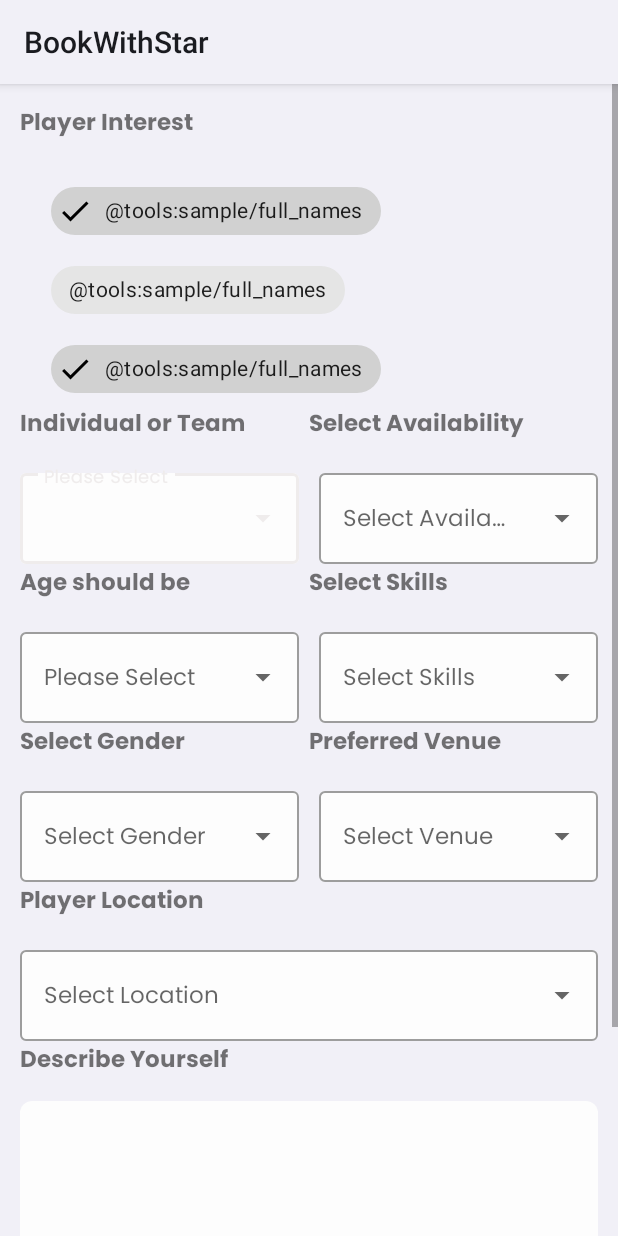
After one commit to IbrahimTG99/BookWithStar, an Android app: the layout form_find_teammates_player_info.xml on its own in the app's theme, with its tools: preview values and no code run, on a phone screen of 412 x 824 dp. The commit adds this screen. Run offline under Robolectric (Android 15) with nearby library versions, the phone set to English and light mode, and no system bars.

Commit message:
Added find teammate fragment Ui ad form for player finder page

```diff
--- a/app/src/main/res/layout/actions_card.xml
+++ /dev/null
@@ -1,6 +0,0 @@
-<?xml version="1.0" encoding="utf-8"?>
-<androidx.constraintlayout.widget.ConstraintLayout xmlns:android="http://schemas.android.com/apk/res/android"
-    android:layout_width="match_parent"
-    android:layout_height="match_parent">
-
-</androidx.constraintlayout.widget.ConstraintLayout>
--- a/app/src/main/res/layout/classes_card_item.xml
+++ /dev/null
@@ -1,6 +0,0 @@
-<?xml version="1.0" encoding="utf-8"?>
-<androidx.constraintlayout.widget.ConstraintLayout xmlns:android="http://schemas.android.com/apk/res/android"
-    android:layout_width="match_parent"
-    android:layout_height="match_parent">
-
-</androidx.constraintlayout.widget.ConstraintLayout>
--- /dev/null
+++ b/app/src/main/res/layout/form_find_teammates_player_info.xml
@@ -0,0 +1,354 @@
+<?xml version="1.0" encoding="utf-8"?>
+<ScrollView xmlns:android="http://schemas.android.com/apk/res/android"
+    xmlns:app="http://schemas.android.com/apk/res-auto"
+    android:layout_width="match_parent"
+    android:layout_height="match_parent"
+    android:theme="@style/Theme.BookWithStar">
+
+    <androidx.constraintlayout.widget.ConstraintLayout
+        android:layout_width="match_parent"
+        android:layout_height="wrap_content"
+        android:paddingHorizontal="@dimen/_10sdp"
+        android:paddingVertical="@dimen/_10sdp">
+
+        <com.google.android.material.textview.MaterialTextView
+            android:id="@+id/tv_player_interests"
+            android:layout_width="0dp"
+            android:layout_height="wrap_content"
+            android:fontFamily="@font/poppin_bold"
+            android:text="@string/player_interest"
+            android:textSize="@dimen/_12ssp"
+            app:layout_constraintEnd_toEndOf="parent"
+            app:layout_constraintStart_toStartOf="parent"
+            app:layout_constraintTop_toTopOf="parent" />
+
+        <com.google.android.material.chip.ChipGroup
+            android:id="@+id/chipGroup"
+            android:layout_width="0dp"
+            android:layout_height="wrap_content"
+            android:layout_marginHorizontal="@dimen/_16sdp"
+            android:layout_marginVertical="@dimen/_16sdp"
+            app:chipSpacing="@dimen/_4sdp"
+            app:layout_constraintBottom_toTopOf="@+id/tv_individual_or_team"
+            app:layout_constraintEnd_toEndOf="parent"
+            app:layout_constraintStart_toStartOf="parent"
+            app:layout_constraintTop_toBottomOf="@id/tv_player_interests">
+
+            <com.google.android.material.chip.Chip
+                android:id="@+id/chip_1"
+                style="@style/Widget.MaterialComponents.Chip.Filter"
+                android:layout_width="wrap_content"
+                android:layout_height="wrap_content"
+                android:checked="true"
+                android:text="@tools:sample/full_names" />
+
+            <com.google.android.material.chip.Chip
+                android:id="@+id/chip_2"
+                style="@style/Widget.MaterialComponents.Chip.Filter"
+                android:layout_width="wrap_content"
+                android:layout_height="wrap_content"
+                android:text="@tools:sample/full_names" />
+
+            <com.google.android.material.chip.Chip
+                android:id="@+id/chip_3"
+                style="@style/Widget.MaterialComponents.Chip.Filter"
+                android:layout_width="wrap_content"
+                android:layout_height="wrap_content"
+                android:checked="true"
+                android:text="@tools:sample/full_names" />
+
+        </com.google.android.material.chip.ChipGroup>
+
+        <com.google.android.material.textview.MaterialTextView
+            android:id="@+id/tv_individual_or_team"
+            android:layout_width="0dp"
+            android:layout_height="wrap_content"
+            android:fontFamily="@font/poppin_bold"
+            android:text="@string/individual_or_team"
+            android:textSize="@dimen/_12ssp"
+            app:layout_constraintEnd_toStartOf="@id/tv_availability"
+            app:layout_constraintStart_toStartOf="parent"
+            app:layout_constraintTop_toBottomOf="@id/chipGroup" />
+
+        <com.google.android.material.textview.MaterialTextView
+            android:id="@+id/tv_availability"
+            android:layout_width="0dp"
+            android:layout_height="wrap_content"
+            android:fontFamily="@font/poppin_bold"
+            android:text="@string/select_availability"
+            android:textSize="@dimen/_12ssp"
+            app:layout_constraintEnd_toEndOf="parent"
+            app:layout_constraintStart_toEndOf="@id/tv_individual_or_team"
+            app:layout_constraintTop_toBottomOf="@id/chipGroup" />
+
+        <com.google.android.material.textfield.TextInputLayout
+            android:id="@+id/tilIndividual"
+            style="@style/Widget.MaterialComponents.TextInputLayout.OutlinedBox.ExposedDropdownMenu"
+            android:layout_width="0dp"
+            android:layout_height="wrap_content"
+            android:layout_marginTop="@dimen/_10sdp"
+            app:boxBackgroundColor="@color/off_white_light"
+            app:layout_constraintEnd_toStartOf="@id/tilAvailability"
+            app:layout_constraintStart_toStartOf="parent"
+            app:layout_constraintTop_toBottomOf="@id/tv_individual_or_team">
+
+            <com.google.android.material.textfield.MaterialAutoCompleteTextView
+                android:id="@+id/tieIndividualOrTeam"
+                style="@style/textInputEditText"
+                android:layout_width="match_parent"
+                android:layout_height="wrap_content"
+                android:fontFamily="@font/poppin_reg"
+                android:hint="@string/please_select"
+                android:inputType="none"
+                android:textSize="@dimen/_12ssp" />
+
+        </com.google.android.material.textfield.TextInputLayout>
+
+        <com.google.android.material.textfield.TextInputLayout
+            android:id="@+id/tilAvailability"
+            style="@style/Widget.MaterialComponents.TextInputLayout.OutlinedBox.ExposedDropdownMenu"
+            android:layout_width="0dp"
+            android:layout_height="wrap_content"
+            android:layout_marginStart="@dimen/_10sdp"
+            android:layout_marginTop="@dimen/_10sdp"
+            app:boxBackgroundColor="@color/off_white_light"
+            app:layout_constraintEnd_toEndOf="parent"
+            app:layout_constraintStart_toEndOf="@id/tilIndividual"
+            app:layout_constraintTop_toBottomOf="@id/tv_individual_or_team">
+
+            <com.google.android.material.textfield.MaterialAutoCompleteTextView
+                android:id="@+id/tieAvailability"
+                style="@style/textInputEditText"
+                android:layout_width="match_parent"
+                android:layout_height="wrap_content"
+                android:fontFamily="@font/poppin_reg"
+                android:hint="@string/select_availability"
+                android:inputType="none"
+                android:textSize="@dimen/_12ssp" />
+
+        </com.google.android.material.textfield.TextInputLayout>
+
+        <com.google.android.material.textview.MaterialTextView
+            android:id="@+id/tvAge"
+            android:layout_width="0dp"
+            android:layout_height="wrap_content"
+            android:fontFamily="@font/poppin_bold"
+            android:text="@string/age_should_be"
+            android:textSize="@dimen/_12ssp"
+            app:layout_constraintEnd_toStartOf="@id/tvSkills"
+            app:layout_constraintStart_toStartOf="parent"
+            app:layout_constraintTop_toBottomOf="@id/tilIndividual" />
+
+        <com.google.android.material.textview.MaterialTextView
+            android:id="@+id/tvSkills"
+            android:layout_width="0dp"
+            android:layout_height="wrap_content"
+            android:fontFamily="@font/poppin_bold"
+            android:text="@string/select_skills"
+            android:textSize="@dimen/_12ssp"
+            app:layout_constraintEnd_toEndOf="parent"
+            app:layout_constraintStart_toEndOf="@id/tvAge"
+            app:layout_constraintTop_toBottomOf="@id/tilAvailability" />
+
+        <com.google.android.material.textfield.TextInputLayout
+            android:id="@+id/tilAge"
+            style="@style/Widget.MaterialComponents.TextInputLayout.OutlinedBox.ExposedDropdownMenu"
+            android:layout_width="0dp"
+            android:layout_height="wrap_content"
+            android:layout_marginTop="@dimen/_10sdp"
+            app:boxBackgroundColor="@color/off_white_light"
+            app:layout_constraintEnd_toStartOf="@id/tilSkills"
+            app:layout_constraintStart_toStartOf="parent"
+            app:layout_constraintTop_toBottomOf="@id/tvAge">
+
+            <com.google.android.material.textfield.MaterialAutoCompleteTextView
+                android:id="@+id/tieAge"
+                style="@style/textInputEditText"
+                android:layout_width="match_parent"
+                android:layout_height="wrap_content"
+                android:fontFamily="@font/poppin_reg"
+                android:hint="@string/please_select"
+                android:inputType="none"
+                android:textSize="@dimen/_12ssp" />
+
+        </com.google.android.material.textfield.TextInputLayout>
+
+        <com.google.android.material.textfield.TextInputLayout
+            android:id="@+id/tilSkills"
+            style="@style/Widget.MaterialComponents.TextInputLayout.OutlinedBox.ExposedDropdownMenu"
+            android:layout_width="0dp"
+            android:layout_height="wrap_content"
+            android:layout_marginStart="@dimen/_10sdp"
+            android:layout_marginTop="@dimen/_10sdp"
+            app:boxBackgroundColor="@color/off_white_light"
+            app:layout_constraintEnd_toEndOf="parent"
+            app:layout_constraintStart_toEndOf="@id/tilAge"
+            app:layout_constraintTop_toBottomOf="@id/tvSkills">
+
+            <com.google.android.material.textfield.MaterialAutoCompleteTextView
+                android:id="@+id/tieSkills"
+                style="@style/textInputEditText"
+                android:layout_width="match_parent"
+                android:layout_height="wrap_content"
+                android:fontFamily="@font/poppin_reg"
+                android:hint="@string/select_skills"
+                android:inputType="none"
+                android:textSize="@dimen/_12ssp" />
+
+        </com.google.android.material.textfield.TextInputLayout>
+
+        <com.google.android.material.textview.MaterialTextView
+            android:id="@+id/tvGender"
+            android:layout_width="0dp"
+            android:layout_height="wrap_content"
+            android:fontFamily="@font/poppin_bold"
+            android:text="@string/select_gender"
+            android:textSize="@dimen/_12ssp"
+            app:layout_constraintEnd_toStartOf="@id/tvVenue"
+            app:layout_constraintStart_toStartOf="parent"
+            app:layout_constraintTop_toBottomOf="@id/tilAge" />
+
+        <com.google.android.material.textview.MaterialTextView
+            android:id="@+id/tvVenue"
+            android:layout_width="0dp"
+            android:layout_height="wrap_content"
+            android:fontFamily="@font/poppin_bold"
+            android:text="@string/preferred_venue"
+            android:textSize="@dimen/_12ssp"
+            app:layout_constraintEnd_toEndOf="parent"
+            app:layout_constraintStart_toEndOf="@id/tvGender"
+            app:layout_constraintTop_toBottomOf="@id/tilSkills" />
+
+        <com.google.android.material.textfield.TextInputLayout
+            android:id="@+id/tilGender"
+            style="@style/Widget.MaterialComponents.TextInputLayout.OutlinedBox.ExposedDropdownMenu"
+            android:layout_width="0dp"
+            android:layout_height="wrap_content"
+            android:layout_marginTop="@dimen/_10sdp"
+            app:boxBackgroundColor="@color/off_white_light"
+            app:layout_constraintEnd_toStartOf="@id/tilVenue"
+            app:layout_constraintStart_toStartOf="parent"
+            app:layout_constraintTop_toBottomOf="@id/tvGender">
+
+            <com.google.android.material.textfield.MaterialAutoCompleteTextView
+                android:id="@+id/tieGender"
+                style="@style/textInputEditText"
+                android:layout_width="match_parent"
+                android:layout_height="wrap_content"
+                android:fontFamily="@font/poppin_reg"
+                android:hint="@string/select_gender"
+                android:inputType="none"
+                android:textSize="@dimen/_12ssp" />
+
+        </com.google.android.material.textfield.TextInputLayout>
+
+        <com.google.android.material.textfield.TextInputLayout
+            android:id="@+id/tilVenue"
+            style="@style/Widget.MaterialComponents.TextInputLayout.OutlinedBox.ExposedDropdownMenu"
+            android:layout_width="0dp"
+            android:layout_height="wrap_content"
+            android:layout_marginStart="@dimen/_10sdp"
+            android:layout_marginTop="@dimen/_10sdp"
+            app:boxBackgroundColor="@color/off_white_light"
+            app:layout_constraintEnd_toEndOf="parent"
+            app:layout_constraintStart_toEndOf="@id/tilGender"
+            app:layout_constraintTop_toBottomOf="@id/tvVenue">
+
+            <com.google.android.material.textfield.MaterialAutoCompleteTextView
+                android:id="@+id/tieVenue"
+                style="@style/textInputEditText"
+                android:layout_width="match_parent"
+                android:layout_height="wrap_content"
+                android:fontFamily="@font/poppin_reg"
+                android:hint="@string/select_venue"
+                android:inputType="none"
+                android:textSize="@dimen/_12ssp" />
+
+        </com.google.android.material.textfield.TextInputLayout>
+
+        <com.google.android.material.textview.MaterialTextView
+            android:id="@+id/tvLocation"
+            android:layout_width="0dp"
+            android:layout_height="wrap_content"
+            android:fontFamily="@font/poppin_bold"
+            android:text="@string/player_location"
+            android:textSize="@dimen/_12ssp"
+            app:layout_constraintEnd_toEndOf="parent"
+            app:layout_constraintStart_toStartOf="parent"
+            app:layout_constraintTop_toBottomOf="@id/tilGender" />
+
+        <com.google.android.material.textfield.TextInputLayout
+            android:id="@+id/tilLocation"
+            style="@style/Widget.MaterialComponents.TextInputLayout.OutlinedBox.ExposedDropdownMenu"
+            android:layout_width="0dp"
+            android:layout_height="wrap_content"
+            android:layout_marginTop="@dimen/_10sdp"
+            app:boxBackgroundColor="@color/off_white_light"
+            app:layout_constraintEnd_toEndOf="parent"
+            app:layout_constraintStart_toStartOf="parent"
+            app:layout_constraintTop_toBottomOf="@id/tvLocation">
+
+            <com.google.android.material.textfield.MaterialAutoCompleteTextView
+                android:id="@+id/tieLocation"
+                style="@style/textInputEditText"
+                android:layout_width="match_parent"
+                android:layout_height="wrap_content"
+                android:fontFamily="@font/poppin_reg"
+                android:hint="@string/select_location"
+                android:inputType="none"
+                android:textSize="@dimen/_12ssp" />
+
+        </com.google.android.material.textfield.TextInputLayout>
+
+        <com.google.android.material.textview.MaterialTextView
+            android:id="@+id/tvDescribe"
+            android:layout_width="0dp"
+            android:layout_height="wrap_content"
+            android:fontFamily="@font/poppin_bold"
+            android:text="@string/describe_yourself"
+            android:textSize="@dimen/_12ssp"
+            app:layout_constraintEnd_toEndOf="parent"
+            app:layout_constraintStart_toStartOf="parent"
+            app:layout_constraintTop_toBottomOf="@id/tilLocation" />
+
+        <com.google.android.material.textfield.TextInputLayout
+            android:id="@+id/tilDescribe"
+            style="@style/textInputLayout"
+            android:layout_width="0dp"
+            android:layout_height="@dimen/_140sdp"
+            android:layout_marginTop="@dimen/_10sdp"
+            app:layout_constraintEnd_toEndOf="parent"
+            app:layout_constraintStart_toStartOf="parent"
+            app:layout_constraintTop_toBottomOf="@id/tvDescribe">
+
+            <com.google.android.material.textfield.TextInputEditText
+                android:id="@+id/tieDescribe"
+                style="@style/textInputEditText"
+                android:layout_width="match_parent"
+                android:layout_height="match_parent"
+                android:fontFamily="@font/poppin_reg"
+                android:inputType="text"
+                android:textSize="@dimen/_12ssp" />
+
+        </com.google.android.material.textfield.TextInputLayout>
+
+        <com.google.android.material.button.MaterialButton
+            android:id="@+id/updateBtn"
+            android:layout_width="match_parent"
+            android:layout_height="wrap_content"
+            android:layout_marginVertical="@dimen/_10sdp"
+            android:background="@drawable/gradient"
+            android:elevation="@dimen/_5sdp"
+            android:fontFamily="@font/poppin_bold"
+            android:text="@string/update_player"
+            android:textAllCaps="false"
+            android:textColor="@color/black"
+            android:textSize="@dimen/_14ssp"
+            app:backgroundTint="@null"
+            app:layout_constraintEnd_toEndOf="parent"
+            app:layout_constraintStart_toStartOf="parent"
+            app:layout_constraintTop_toBottomOf="@id/tilDescribe" />
+
+    </androidx.constraintlayout.widget.ConstraintLayout>
+
+</ScrollView>
--- a/app/src/main/res/layout/fragment_find_venue.xml
+++ b/app/src/main/res/layout/fragment_find_venue.xml
@@ -63,6 +63,7 @@
                 android:id="@+id/tieSport"
                 style="@style/textInputEditText"
                 android:layout_width="match_parent"
+                android:fontFamily="@font/poppin_reg"
                 android:layout_height="match_parent"
                 android:hint="@string/select_sports"
                 android:inputType="none" />
--- a/app/src/main/res/layout/venue_card_item.xml
+++ /dev/null
@@ -1,6 +0,0 @@
-<?xml version="1.0" encoding="utf-8"?>
-<androidx.constraintlayout.widget.ConstraintLayout xmlns:android="http://schemas.android.com/apk/res/android"
-    android:layout_width="match_parent"
-    android:layout_height="match_parent">
-
-</androidx.constraintlayout.widget.ConstraintLayout>
```
Also changed, not shown: app/src/main/res/layout/fragment_find_teammates.xml (+35 -5 lines), app/src/main/res/layout/rv_find_teammates_item.xml (added, +101 -0 lines).
